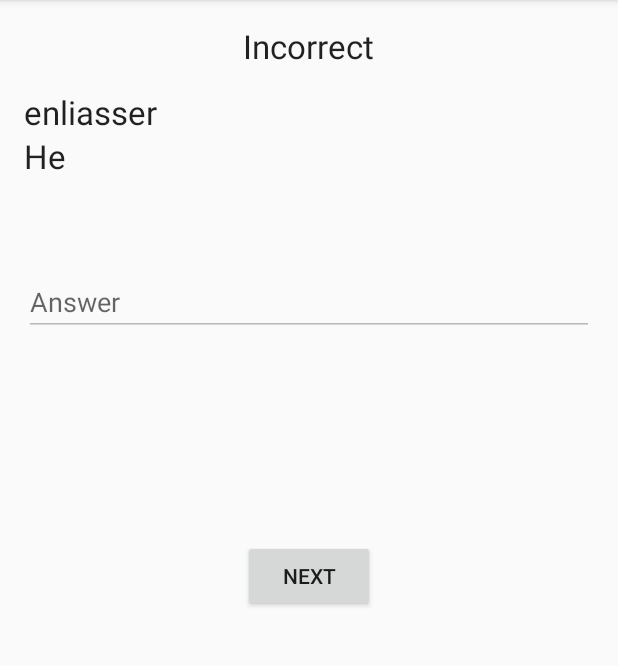
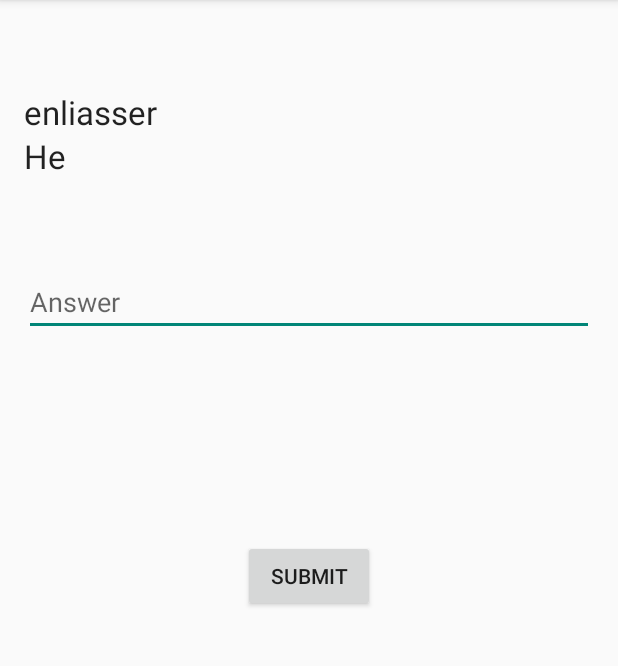
Before and after one commit to etp404/frenchverbinator, an Android app: the screen it shows after launch (QuestionActivity), after a tap on "NEXT", on a phone screen of 412 x 824 dp, the part 84-750 px from its top. Run offline under Robolectric (Android 15) with nearby library versions, the phone set to English and light mode, and no system bars; 1 other tap on this screen came first.

Commit message:
Set up UI for question and answer modes.

```diff
--- a/app/src/main/java/uk/co/mould/matt/frenchverbinator/AndroidQuestionView.java
+++ b/app/src/main/java/uk/co/mould/matt/frenchverbinator/AndroidQuestionView.java
@@ -11,10 +11,16 @@ import uk.co.mould.matt.data.Persons;
 public final class AndroidQuestionView implements QuestionView {
 	private ViewGroup questionViewGroup;
 	private TextView answerBox;
+	private View nextButton;
+	private View submitButton;
+	private TextView resultBox;
 
 	public AndroidQuestionView(ViewGroup questionViewGroup) {
 		this.questionViewGroup = questionViewGroup;
 		answerBox = ((TextView) questionViewGroup.findViewById(R.id.answerBox));
+		submitButton = questionViewGroup.findViewById(R.id.submitButton);
+		nextButton = questionViewGroup.findViewById(R.id.next);
+		resultBox = ((TextView)questionViewGroup.findViewById(R.id.result_box));
 	}
 
 	@Override
@@ -29,12 +35,12 @@ public final class AndroidQuestionView implements QuestionView {
 
 	@Override
 	public void showCorrect() {
-		((TextView)questionViewGroup.findViewById(R.id.result_box)).setText("Correct");
+		resultBox.setText("Correct");
 	}
 
 	@Override
 	public void showIncorrect() {
-		((TextView)questionViewGroup.findViewById(R.id.result_box)).setText("Incorrect");
+		resultBox.setText("Incorrect");
 	}
 
 	@Override
@@ -45,12 +51,27 @@ public final class AndroidQuestionView implements QuestionView {
 	@Override
 	public void answerMode() {
 		answerBox.setEnabled(false);
-		questionViewGroup.findViewById(R.id.submitButton).setVisibility(View.GONE);
-		questionViewGroup.findViewById(R.id.next).setVisibility(View.VISIBLE);
+
+		resultBox.setVisibility(View.VISIBLE);
+
+		submitButton.setVisibility(View.GONE);
+		submitButton.setEnabled(false);
+
+		nextButton.setVisibility(View.VISIBLE);
+		nextButton.setEnabled(true);
 	}
 
 	@Override
 	public void enterQuestionMode() {
+		answerBox.setText("");
+		answerBox.setEnabled(true);
 
+		resultBox.setVisibility(View.GONE);
+
+		submitButton.setVisibility(View.VISIBLE);
+		submitButton.setEnabled(true);
+
+		nextButton.setVisibility(View.GONE);
+		nextButton.setEnabled(false);
 	}
 }
--- a/app/src/main/res/layout/question_layout.xml
+++ b/app/src/main/res/layout/question_layout.xml
@@ -9,6 +9,12 @@
                 tools:context=".QuestionActivity"
                 android:id="@+id/question_view_group">
 
+    <TextView
+        android:layout_width="wrap_content"
+        android:layout_height="wrap_content"
+        android:textAppearance="?android:attr/textAppearanceLarge"
+        android:id="@+id/result_box"
+        android:layout_centerHorizontal="true"/>
 
     <TextView
         android:layout_width="match_parent"
@@ -16,7 +22,9 @@
         android:textAppearance="?android:attr/textAppearanceLarge"
         android:id="@+id/verb"
         android:layout_alignParentTop="true"
-        android:layout_centerHorizontal="true" android:layout_marginTop="44dp"/>
+        android:layout_centerHorizontal="true"
+        android:layout_marginTop="44dp"/>
+
     <TextView
         android:layout_width="match_parent"
         android:layout_height="wrap_content"
@@ -24,6 +32,7 @@
         android:id="@+id/person"
         android:layout_below="@+id/verb"
         android:layout_centerHorizontal="true"/>
+
     <EditText
         android:layout_width="match_parent"
         android:layout_height="wrap_content"
@@ -33,12 +42,14 @@
         android:layout_toStartOf="@+id/person"
         android:hint="Answer"
         android:layout_alignParentEnd="true"/>
+
     <Button
         android:layout_width="wrap_content"
         android:layout_height="wrap_content"
         android:text="Submit"
         android:id="@+id/submitButton"
         android:layout_centerVertical="true" android:layout_centerHorizontal="true"/>
+
     <Button
         android:layout_width="wrap_content"
         android:layout_height="wrap_content"
@@ -46,10 +57,5 @@
         android:id="@+id/next"
         android:layout_centerVertical="true" android:layout_centerHorizontal="true"
         android:visibility="gone"/>
-    <TextView
-        android:layout_width="wrap_content"
-        android:layout_height="wrap_content"
-        android:textAppearance="?android:attr/textAppearanceLarge"
-        android:id="@+id/result_box" android:layout_below="@+id/submitButton"
-        android:layout_centerHorizontal="true"/>
+
 </RelativeLayout>
```
